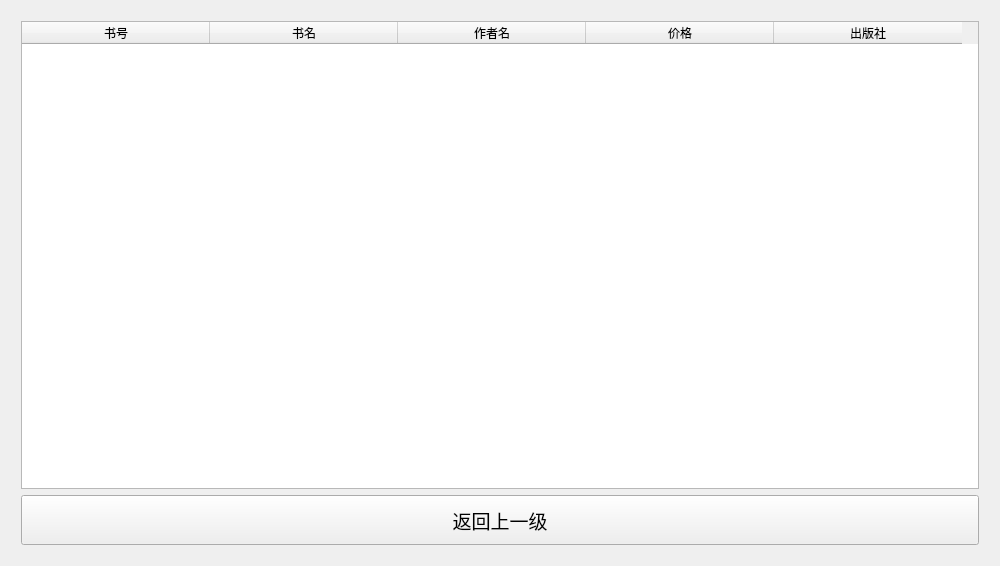
Old version of the form Sources/Forms/browsebook.ui in the repository gaogao-qwq/Book_Manage_System_QT.
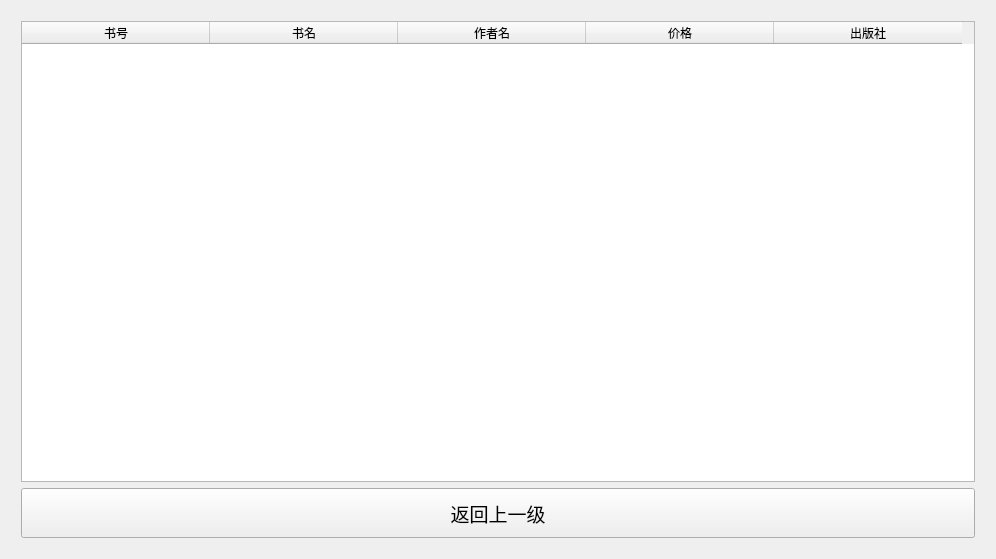
New version of the form. Icons and pictures are not drawn.

Diff of the .ui file:
```diff
--- a/Sources/Forms/browsebook.ui
+++ b/Sources/Forms/browsebook.ui
@@ -6,8 +6,8 @@
    <rect>
     <x>0</x>
     <y>0</y>
-    <width>1000</width>
-    <height>566</height>
+    <width>996</width>
+    <height>559</height>
    </rect>
   </property>
   <property name="windowTitle">
```
